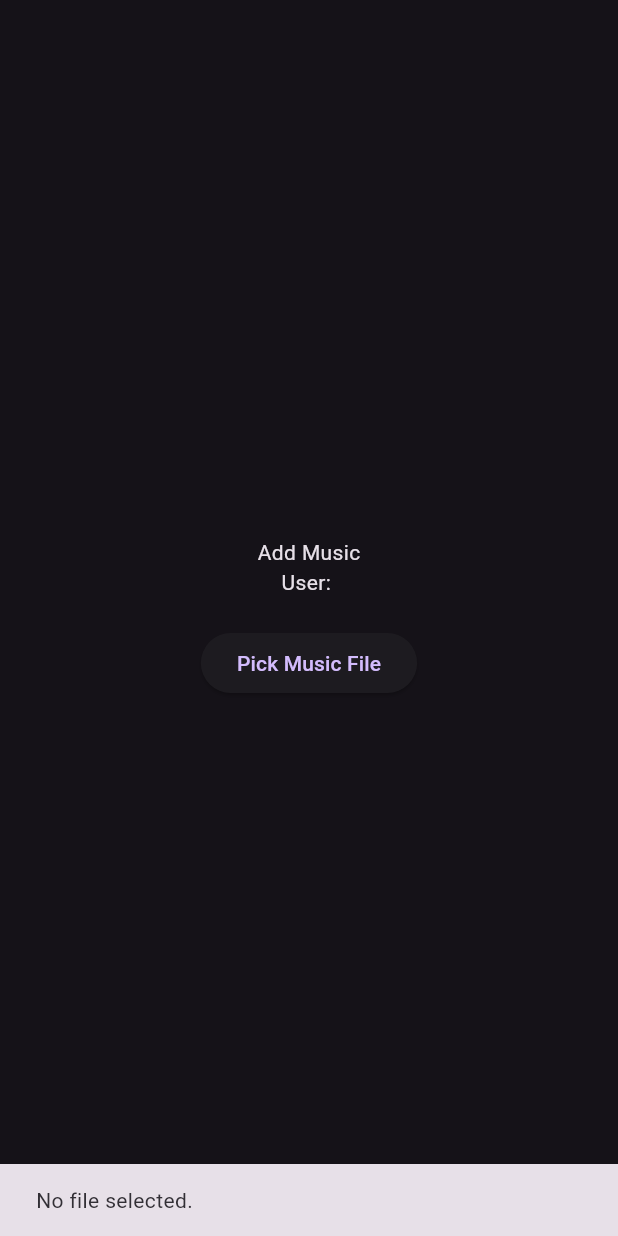
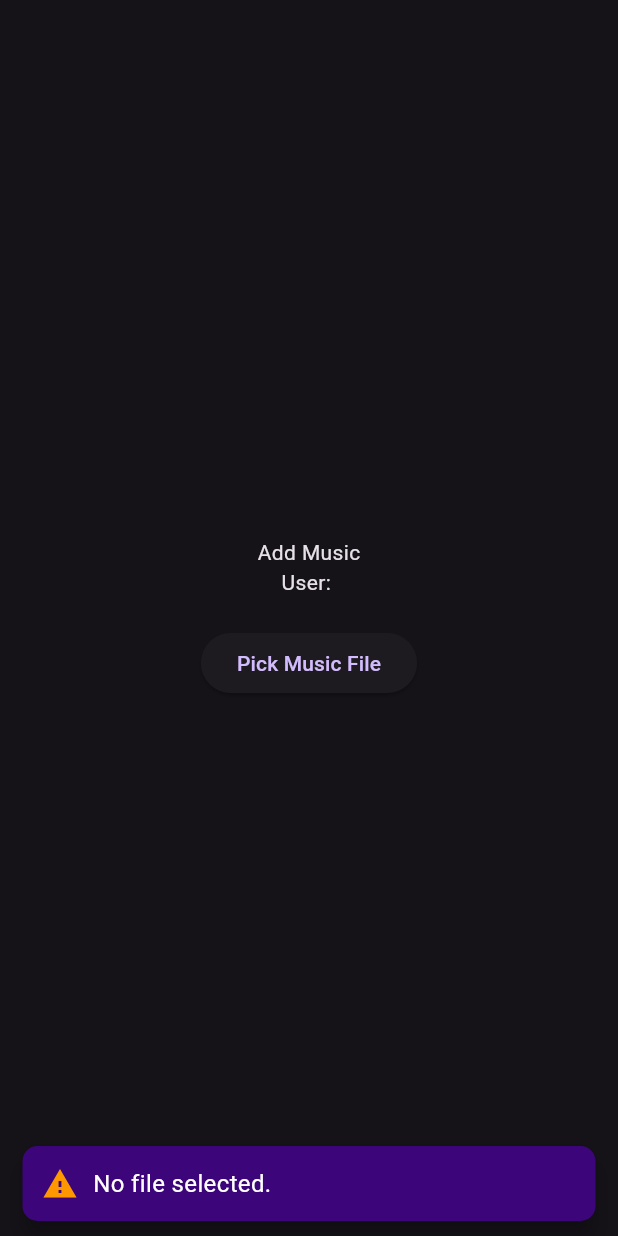
Before and after one commit to ArshaFrn/MusicPlayer, a Flutter app: the AddPage screen opened directly with empty values, after a tap on "Pick Music File", on a phone screen of 412 x 824 dp. Run offline on Flutter 3.47's test engine with Material 3 defaults, Android fonts, the phone set to English and light mode, and no system bars; our stand-ins replace file_picker, shared_preferences; missing offline and left inert: audio_metadata_reader; accounts and stored records are empty.

Commit message:
Adding the music to library --Arsha

```diff
--- a/lib/AddPage.dart
+++ b/lib/AddPage.dart
@@ -25,32 +25,69 @@ class _AddPage extends State<AddPage> {
             SizedBox(height: 20),
             ElevatedButton(
               child: Text("Pick Music File"),
-              onPressed: () async {
-                final file = await application.pickMusicFile();
-                if (file != null) {
-                  final music = await application.buildMusicObject(application, file);
-                  if (music != null) {
-                    setState(() {
-                      widget._user.tracks.add(music);
-                    });
-                    ScaffoldMessenger.of(context).showSnackBar(
-                      SnackBar(content: Text("Added: ${music.title}")),
-                    );
-                  } else {
-                    ScaffoldMessenger.of(context).showSnackBar(
-                      SnackBar(content: Text("Failed to create music object.")),
-                    );
-                  }
-                } else {
-                  ScaffoldMessenger.of(context).showSnackBar(
-                    SnackBar(content: Text("No file selected.")),
-                  );
-                }
-              },
+              onPressed: _handlePickMusicFile,
             ),
           ],
         ),
       ),
     );
   }
+
+  Future<void> _handlePickMusicFile() async {
+    final file = await application.pickMusicFile();
+    if (file != null) {
+      final music = await application.buildMusicObject(file);
+      if (music != null) {
+        setState(() {
+          widget._user.tracks.add(music);
+        });
+        _showSnackBar(
+          context,
+          "Added: ${music.title}",
+          Icons.check_circle,
+          Colors.green,
+        );
+      } else {
+        _showSnackBar(
+          context,
+          "Failed to create music object.",
+          Icons.error,
+          Colors.red,
+        );
+      }
+    } else {
+      _showSnackBar(
+        context,
+        "No file selected.",
+        Icons.warning,
+        Colors.orange,
+      );
+    }
+  }
+
+  void _showSnackBar(BuildContext context, String message, IconData icon, Color iconColor) {
+    ScaffoldMessenger.of(context).showSnackBar(
+      SnackBar(
+        content: Row(
+          children: [
+            Icon(icon, color: iconColor),
+            SizedBox(width: 10),
+            Expanded(
+              child: Text(
+                message,
+                style: TextStyle(fontSize: 16,color: Colors.white),
+              ),
+            ),
+          ],
+        ),
+      backgroundColor: Color.fromARGB(255, 60, 5, 122),
+        behavior: SnackBarBehavior.floating,
+        duration: Duration(seconds: 3),
+        shape: RoundedRectangleBorder(
+          borderRadius: BorderRadius.circular(10),
+        ),
+        padding: EdgeInsets.all(13),
+      ),
+    );
+  }
 }
--- a/lib/Application.dart
+++ b/lib/Application.dart
@@ -85,8 +85,8 @@ class Application {
     }
   }
 
-  Future<Music?> buildMusicObject(Application application, File file) async {
-    final metadata = await application.extractMetadata(file);
+Future<Music?> buildMusicObject(File file) async {
+  final metadata = await extractMetadata(file);
   if (metadata == null) {
     print("Failed to extract metadata from the file.");
     return null;
@@ -100,10 +100,10 @@ class Application {
   final releaseDateStr = metadata['releaseDate'] as String;
 
   final artist = Artist(name: artistName);
-    final album = Album(title: albumName,artist: artist);
+  final album = Album(title: albumName, artist: artist);
   final releaseDate = DateTime.tryParse(releaseDateStr) ?? DateTime.now();
 
-    final base64Data = await application.readAndEncodeFile(file);
+  final base64Data = await readAndEncodeFile(file);
   if (base64Data == null) {
     print("Failed to encode file data.");
     return null;
```
Lines whose indentation alone changed are shown as unchanged.
